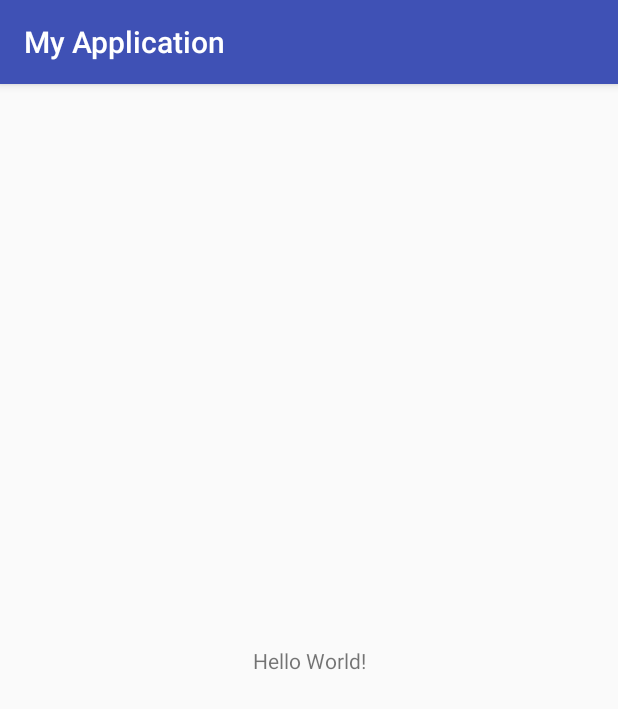
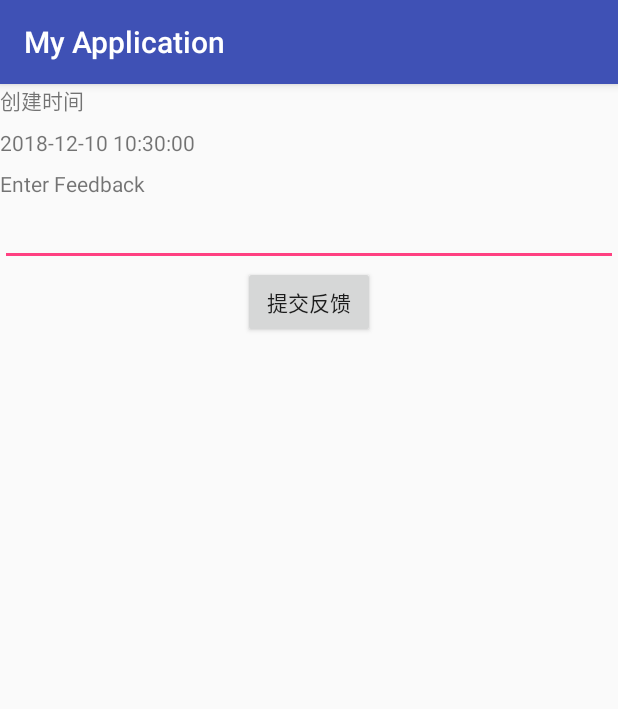
Before and after one commit to fan-xin/Android-Practice-Collection, an Android app: the screen it shows after launch (MainActivity), on a phone screen of 412 x 824 dp. Shown: the top 709 px of the screen. Run offline under Robolectric (Android 15) with nearby library versions, the phone set to English and light mode, and no system bars.

Commit message:
创建布局，显示时间和文本框

```diff
--- a/StateDemo/src/main/java/com/fanxin/android/statedemo/MainActivity.java
+++ b/StateDemo/src/main/java/com/fanxin/android/statedemo/MainActivity.java
@@ -2,12 +2,29 @@ package com.fanxin.android.statedemo;
 
 import android.support.v7.app.AppCompatActivity;
 import android.os.Bundle;
+import android.widget.TextView;
+
+import java.text.SimpleDateFormat;
+import java.util.Date;
 
 public class MainActivity extends AppCompatActivity {
+
+    private long createTime;
 
     @Override
     protected void onCreate(Bundle savedInstanceState) {
         super.onCreate(savedInstanceState);
         setContentView(R.layout.activity_main);
+
+        //真实的项目，时间要从服务器获取
+        createTime = System.currentTimeMillis();
+
+        String formatTime = new SimpleDateFormat("yyyy-MM-dd hh:mm:ss").format(new Date(this.createTime));
+
+        TextView mCreateTimeTextView = (TextView) findViewById(R.id.id_tv_createTime);
+        mCreateTimeTextView.setText(formatTime);
+
+
+
     }
 }
--- a/StateDemo/src/main/res/layout/activity_main.xml
+++ b/StateDemo/src/main/res/layout/activity_main.xml
@@ -1,7 +1,8 @@
 <?xml version="1.0" encoding="utf-8"?>
-<android.support.constraint.ConstraintLayout xmlns:android="http://schemas.android.com/apk/res/android"
+<LinearLayout xmlns:android="http://schemas.android.com/apk/res/android"
     xmlns:app="http://schemas.android.com/apk/res-auto"
     xmlns:tools="http://schemas.android.com/tools"
+    android:orientation="vertical"
     android:layout_width="match_parent"
     android:layout_height="match_parent"
     tools:context=".MainActivity">
@@ -9,10 +10,31 @@
     <TextView
         android:layout_width="wrap_content"
         android:layout_height="wrap_content"
-        android:text="Hello World!"
-        app:layout_constraintBottom_toBottomOf="parent"
-        app:layout_constraintLeft_toLeftOf="parent"
-        app:layout_constraintRight_toRightOf="parent"
-        app:layout_constraintTop_toTopOf="parent" />
+        android:text="创建时间" />
 
-</android.support.constraint.ConstraintLayout>
+    <TextView
+        android:id="@+id/id_tv_createTime"
+        android:text="显示创建时间"
+        android:layout_marginTop="8dp"
+        android:layout_width="wrap_content"
+        android:layout_height="wrap_content" />
+
+    <TextView
+        android:text="Enter Feedback"
+        android:layout_marginTop="8dp"
+        android:layout_width="wrap_content"
+        android:layout_height="wrap_content" />
+
+    <EditText
+        android:id="@+id/id_et_feedback"
+        android:layout_width="match_parent"
+        android:layout_height="wrap_content" />
+
+    <Button
+        android:layout_gravity="center_horizontal"
+        android:text="提交反馈"
+        android:id="@+id/id_button_submit"
+        android:layout_width="wrap_content"
+        android:layout_height="wrap_content" />
+
+</LinearLayout>
--- a/StateDemo/src/main/res/values/styles.xml
+++ b/StateDemo/src/main/res/values/styles.xml
@@ -1,7 +1,7 @@
 <resources>
 
     <!-- Base application theme. -->
-    <style name="AppTheme" parent="Theme.AppCompat.Light.DarkActionBar">
+    <style name="AppTheme" parent="Base.Theme.AppCompat.Light.DarkActionBar">
         <!-- Customize your theme here. -->
         <item name="colorPrimary">@color/colorPrimary</item>
         <item name="colorPrimaryDark">@color/colorPrimaryDark</item>
```
